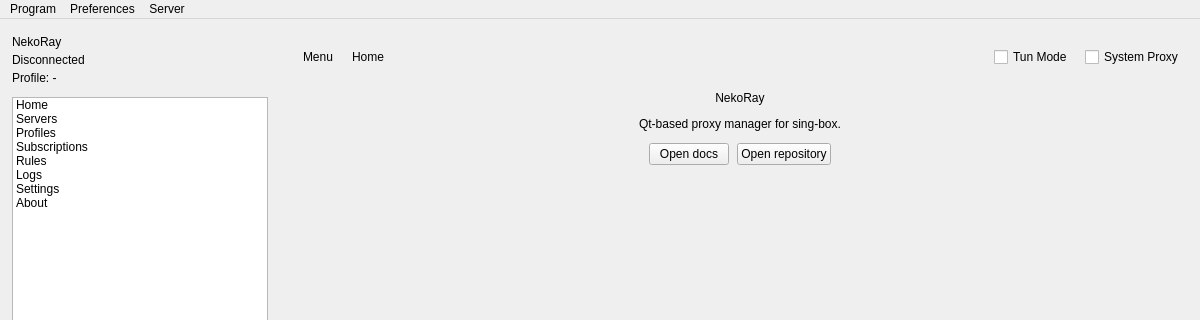
cofedish/cofe-nekobox, file ui/mainwindow.ui: the form before one commit; both pictures show x 0 to 1200 and y 0 to 320 of the 1200 by 760 pixel window.
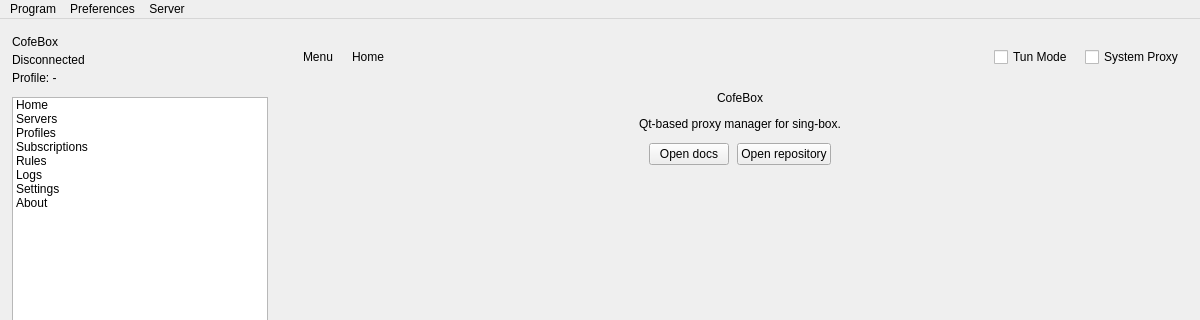
The form after the commit. The open tabs and pages were chosen to show the change. Custom widgets are drawn as their Qt base class.

What changed in the file:
```diff
--- a/ui/mainwindow.ui
+++ b/ui/mainwindow.ui
@@ -90,7 +90,7 @@
           <item>
            <widget class="QLabel" name="drawer_app_name">
             <property name="text">
-             <string>NekoRay</string>
+             <string>CofeBox</string>
             </property>
             <property name="alignment">
              <set>Qt::AlignLeft|Qt::AlignVCenter</set>
@@ -1306,7 +1306,7 @@
            <item>
             <widget class="QLabel" name="about_title">
              <property name="text">
-              <string>NekoRay</string>
+              <string>CofeBox</string>
              </property>
              <property name="alignment">
               <set>Qt::AlignHCenter|Qt::AlignVCenter</set>
```
